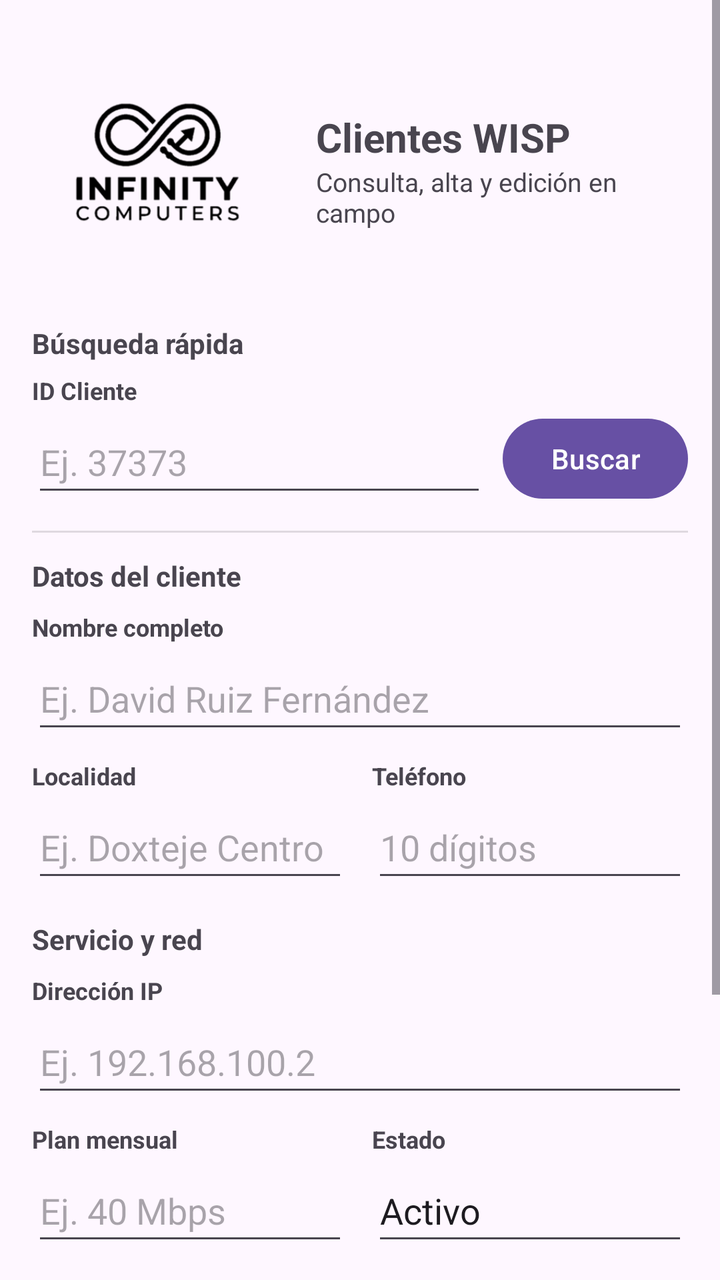
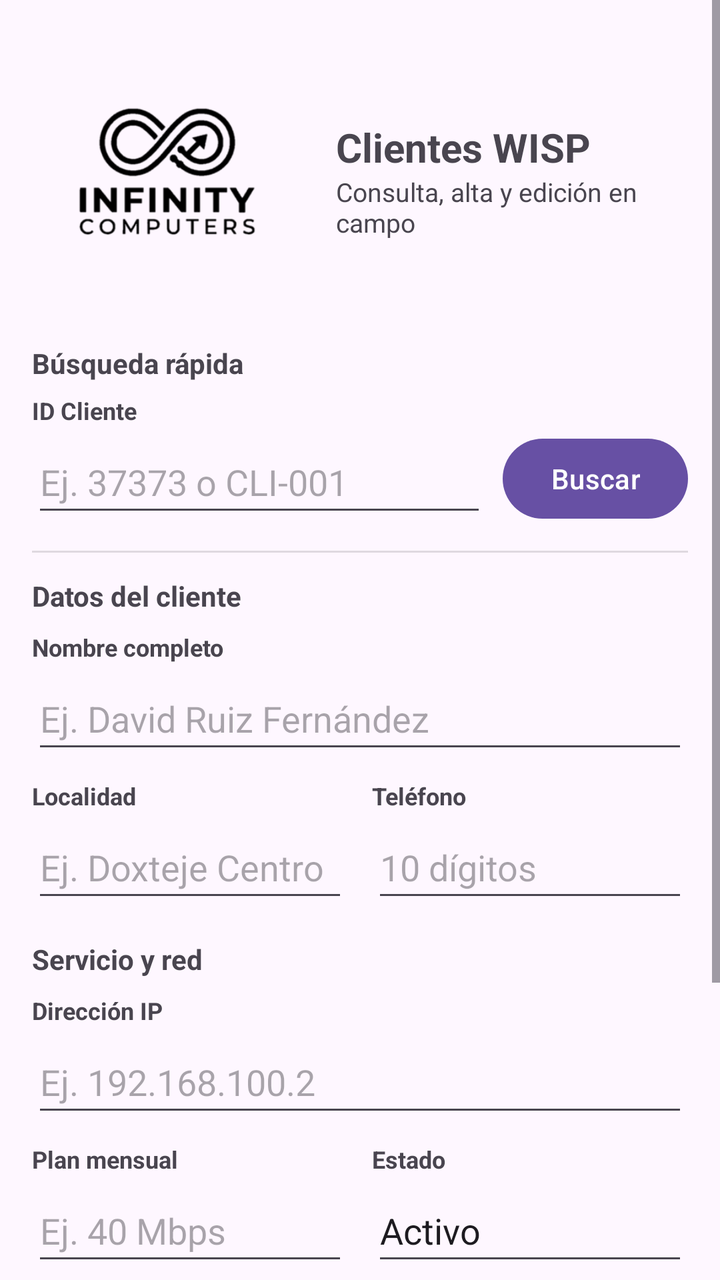

An Android layout rendered at two revisions. The XML below is the earlier revision; the diff shows what the commit changed to produce the second picture.
<!-- AndroidManifest.xml: application theme Theme.Infinitycomputers -->
<!-- res/layout/activity_crud_clientes.xml -->
<?xml version="1.0" encoding="utf-8"?>
<ScrollView xmlns:android="http://schemas.android.com/apk/res/android"
    android:id="@+id/mainCrudClientes"
    android:layout_width="match_parent"
    android:layout_height="match_parent"
    android:fillViewport="true">

    <LinearLayout
        android:layout_width="match_parent"
        android:layout_height="wrap_content"
        android:orientation="vertical"
        android:padding="16dp">

        
        <LinearLayout
            android:id="@+id/layoutHeaderCrud"
            android:layout_width="match_parent"
            android:layout_height="wrap_content"
            android:gravity="center_vertical"
            android:orientation="horizontal"
            android:paddingTop="4dp"
            android:paddingBottom="12dp">

            <ImageView
                android:id="@+id/ivLogoEmpresa"
                android:layout_width="130dp"
                android:layout_height="130dp"
                android:contentDescription="Logo de InfinityComputers"
                android:scaleType="fitCenter"
                android:src="@drawable/logo" />

            <LinearLayout
                android:layout_width="0dp"
                android:layout_height="wrap_content"
                android:layout_marginStart="12dp"
                android:layout_weight="1"
                android:orientation="vertical">

                <TextView
                    android:id="@+id/tvTituloCrud"
                    android:layout_width="match_parent"
                    android:layout_height="wrap_content"
                    android:text="Clientes WISP"
                    android:textSize="20sp"
                    android:textStyle="bold" />

                <TextView
                    android:id="@+id/tvSubtituloCrud"
                    android:layout_width="match_parent"
                    android:layout_height="wrap_content"
                    android:text="Consulta, alta y edición en campo"
                    android:textSize="13sp" />
            </LinearLayout>
        </LinearLayout>

        
        <LinearLayout
            android:id="@+id/layoutBusquedaRapida"
            android:layout_width="match_parent"
            android:layout_height="wrap_content"
            android:orientation="vertical"
            android:paddingBottom="12dp">

            <TextView
                android:layout_width="match_parent"
                android:layout_height="wrap_content"
                android:text="Búsqueda rápida"
                android:textSize="14sp"
                android:textStyle="bold" />

            <TextView
                android:layout_width="match_parent"
                android:layout_height="wrap_content"
                android:layout_marginTop="6dp"
                android:text="ID Cliente"
                android:textSize="12sp"
                android:textStyle="bold" />

            <LinearLayout
                android:layout_width="match_parent"
                android:layout_height="wrap_content"
                android:layout_marginTop="2dp"
                android:gravity="center_vertical"
                android:orientation="horizontal">

                <EditText
                    android:id="@+id/etIdCliente"
                    android:layout_width="0dp"
                    android:layout_height="48dp"
                    android:layout_marginEnd="8dp"
                    android:layout_weight="1"
                    android:hint="Ej. 37373"
                    android:inputType="text"
                    android:maxLines="1" />

                <Button
                    android:id="@+id/btnBuscarCrud"
                    android:layout_width="wrap_content"
                    android:layout_height="48dp"
                    android:maxLines="1"
                    android:text="Buscar" />
            </LinearLayout>
        </LinearLayout>

        <View
            android:layout_width="match_parent"
            android:layout_height="1dp"
            android:layout_marginBottom="12dp"
            android:background="?android:attr/listDivider" />

        
        <TextView
            android:layout_width="match_parent"
            android:layout_height="wrap_content"
            android:text="Datos del cliente"
            android:textSize="14sp"
            android:textStyle="bold" />

        <TextView
            android:layout_width="match_parent"
            android:layout_height="wrap_content"
            android:layout_marginTop="8dp"
            android:text="Nombre completo"
            android:textSize="12sp"
            android:textStyle="bold" />

        <EditText
            android:id="@+id/etNombreCompleto"
            android:layout_width="match_parent"
            android:layout_height="48dp"
            android:layout_marginTop="2dp"
            android:hint="Ej. David Ruiz Fernández"
            android:inputType="textPersonName"
            android:maxLines="1" />

        <LinearLayout
            android:layout_width="match_parent"
            android:layout_height="wrap_content"
            android:layout_marginTop="8dp"
            android:orientation="horizontal">

            <LinearLayout
                android:layout_width="0dp"
                android:layout_height="wrap_content"
                android:layout_marginEnd="6dp"
                android:layout_weight="1"
                android:orientation="vertical">

                <TextView
                    android:layout_width="match_parent"
                    android:layout_height="wrap_content"
                    android:text="Localidad"
                    android:textSize="12sp"
                    android:textStyle="bold" />

                <EditText
                    android:id="@+id/etLocalidad"
                    android:layout_width="match_parent"
                    android:layout_height="48dp"
                    android:layout_marginTop="2dp"
                    android:hint="Ej. Doxteje Centro"
                    android:inputType="text"
                    android:maxLines="1" />
            </LinearLayout>

            <LinearLayout
                android:layout_width="0dp"
                android:layout_height="wrap_content"
                android:layout_marginStart="6dp"
                android:layout_weight="1"
                android:orientation="vertical">

                <TextView
                    android:layout_width="match_parent"
                    android:layout_height="wrap_content"
                    android:text="Teléfono"
                    android:textSize="12sp"
                    android:textStyle="bold" />

                <EditText
                    android:id="@+id/etTelefono"
                    android:layout_width="match_parent"
                    android:layout_height="48dp"
                    android:layout_marginTop="2dp"
                    android:hint="10 dígitos"
                    android:inputType="phone"
                    android:maxLines="1" />
            </LinearLayout>
        </LinearLayout>

        
        <TextView
            android:layout_width="match_parent"
            android:layout_height="wrap_content"
            android:layout_marginTop="14dp"
            android:text="Servicio y red"
            android:textSize="14sp"
            android:textStyle="bold" />

        <TextView
            android:layout_width="match_parent"
            android:layout_height="wrap_content"
            android:layout_marginTop="8dp"
            android:text="Dirección IP"
            android:textSize="12sp"
            android:textStyle="bold" />

        <EditText
            android:id="@+id/etDireccionIp"
            android:layout_width="match_parent"
            android:layout_height="48dp"
            android:layout_marginTop="2dp"
            android:hint="Ej. 192.168.100.2"
            android:inputType="text"
            android:maxLines="1" />

        <LinearLayout
            android:layout_width="match_parent"
            android:layout_height="wrap_content"
            android:layout_marginTop="8dp"
            android:orientation="horizontal">

            <LinearLayout
                android:layout_width="0dp"
                android:layout_height="wrap_content"
                android:layout_marginEnd="6dp"
                android:layout_weight="1"
                android:orientation="vertical">

                <TextView
                    android:layout_width="match_parent"
                    android:layout_height="wrap_content"
                    android:text="Plan mensual"
                    android:textSize="12sp"
                    android:textStyle="bold" />

                <EditText
                    android:id="@+id/etPlanMensual"
                    android:layout_width="match_parent"
                    android:layout_height="48dp"
                    android:layout_marginTop="2dp"
                    android:hint="Ej. 40 Mbps"
                    android:inputType="text"
                    android:maxLines="1" />
            </LinearLayout>

            <LinearLayout
                android:layout_width="0dp"
                android:layout_height="wrap_content"
                android:layout_marginStart="6dp"
                android:layout_weight="1"
                android:orientation="vertical">

                <TextView
                    android:layout_width="match_parent"
                    android:layout_height="wrap_content"
                    android:text="Estado"
                    android:textSize="12sp"
                    android:textStyle="bold" />

                <EditText
                    android:id="@+id/etEstadoServicio"
                    android:layout_width="match_parent"
                    android:layout_height="48dp"
                    android:layout_marginTop="2dp"
                    android:hint="Activo / Suspendido"
                    android:inputType="text"
                    android:maxLines="1"
                    android:text="Activo" />
            </LinearLayout>
        </LinearLayout>

        
        <LinearLayout
            android:layout_width="match_parent"
            android:layout_height="wrap_content"
            android:layout_marginTop="16dp"
            android:orientation="horizontal">

            <Button
                android:id="@+id/btnGuardarCrud"
                android:layout_width="0dp"
                android:layout_height="48dp"
                android:layout_marginEnd="6dp"
                android:layout_weight="1"
                android:maxLines="1"
                android:text="Guardar" />

            <Button
                android:id="@+id/btnActualizarCrud"
                android:layout_width="0dp"
                android:layout_height="48dp"
                android:layout_marginStart="6dp"
                android:layout_weight="1"
                android:maxLines="1"
                android:text="Actualizar" />
        </LinearLayout>

        
        <LinearLayout
            android:layout_width="match_parent"
            android:layout_height="wrap_content"
            android:layout_marginTop="10dp"
            android:orientation="horizontal">

            <Button
                android:id="@+id/btnLimpiarCrud"
                style="@style/Widget.MaterialComponents.Button.OutlinedButton"
                android:layout_width="0dp"
                android:layout_height="48dp"
                android:layout_marginEnd="6dp"
                android:layout_weight="1"
                android:maxLines="1"
                android:text="Limpiar" />

            <Button
                android:id="@+id/btnEliminarCrud"
                style="@style/Widget.MaterialComponents.Button.OutlinedButton"
                android:layout_width="0dp"
                android:layout_height="48dp"
                android:layout_marginStart="6dp"
                android:layout_weight="1"
                android:maxLines="1"
                android:text="Eliminar" />


        </LinearLayout>

        
        <Button
            android:id="@+id/btnVolverPanel"
            android:layout_width="match_parent"
            android:layout_height="48dp"
            android:layout_marginTop="10dp"
            android:maxLines="1"
            android:text="Volver al panel" />

    </LinearLayout>
</ScrollView>
<!-- resources referenced by this layout -->
<resources>
  <!-- drawable logo: png bitmap (drawable, 15486 bytes) -->
  <style name="Theme.Infinitycomputers" parent="Base.Theme.Infinitycomputers" />
  <style name="Base.Theme.Infinitycomputers" parent="Theme.Material3.DayNight.NoActionBar">
          
          
      </style>
</resources>

<!-- the commit's change to res/layout/activity_crud_clientes.xml (unified diff, before → after) -->
@@ -23,9 +23,9 @@
 
             <ImageView
                 android:id="@+id/ivLogoEmpresa"
-                android:layout_width="130dp"
-                android:layout_height="130dp"
-                android:contentDescription="Logo de InfinityComputers"
+                android:layout_width="140dp"
+                android:layout_height="140dp"
+                android:contentDescription="@string/desc_logo_empresa"
                 android:scaleType="fitCenter"
                 android:src="@drawable/logo" />
 
@@ -40,7 +40,7 @@
                     android:id="@+id/tvTituloCrud"
                     android:layout_width="match_parent"
                     android:layout_height="wrap_content"
-                    android:text="Clientes WISP"
+                    android:text="@string/titulo_crud_clientes"
                     android:textSize="20sp"
                     android:textStyle="bold" />
 
@@ -48,7 +48,7 @@
                     android:id="@+id/tvSubtituloCrud"
                     android:layout_width="match_parent"
                     android:layout_height="wrap_content"
-                    android:text="Consulta, alta y edición en campo"
+                    android:text="@string/subtitulo_crud_clientes"
                     android:textSize="13sp" />
             </LinearLayout>
         </LinearLayout>
@@ -64,7 +64,7 @@
             <TextView
                 android:layout_width="match_parent"
                 android:layout_height="wrap_content"
-                android:text="Búsqueda rápida"
+                android:text="@string/seccion_busqueda_rapida"
                 android:textSize="14sp"
                 android:textStyle="bold" />
 
@@ -72,7 +72,7 @@
                 android:layout_width="match_parent"
                 android:layout_height="wrap_content"
                 android:layout_marginTop="6dp"
-                android:text="ID Cliente"
+                android:text="@string/label_id_cliente"
                 android:textSize="12sp"
                 android:textStyle="bold" />
 
@@ -89,7 +89,7 @@
                     android:layout_height="48dp"
                     android:layout_marginEnd="8dp"
                     android:layout_weight="1"
-                    android:hint="Ej. 37373"
+                    android:hint="@string/hint_id_cliente"
                     android:inputType="text"
                     android:maxLines="1" />
 
@@ -98,7 +98,7 @@
                     android:layout_width="wrap_content"
                     android:layout_height="48dp"
                     android:maxLines="1"
-                    android:text="Buscar" />
+                    android:text="@string/btn_buscar_cliente" />
             </LinearLayout>
         </LinearLayout>
 
@@ -112,7 +112,7 @@
         <TextView
             android:layout_width="match_parent"
             android:layout_height="wrap_content"
-            android:text="Datos del cliente"
+            android:text="@string/seccion_datos_cliente"
             android:textSize="14sp"
             android:textStyle="bold" />
 
@@ -120,7 +120,7 @@
             android:layout_width="match_parent"
             android:layout_height="wrap_content"
             android:layout_marginTop="8dp"
-            android:text="Nombre completo"
+            android:text="@string/label_nombre_completo"
             android:textSize="12sp"
             android:textStyle="bold" />
 
@@ -129,7 +129,7 @@
             android:layout_width="match_parent"
             android:layout_height="48dp"
             android:layout_marginTop="2dp"
-            android:hint="Ej. David Ruiz Fernández"
+            android:hint="@string/hint_nombre_completo"
             android:inputType="textPersonName"
             android:maxLines="1" />
 
@@ -149,7 +149,7 @@
                 <TextView
                     android:layout_width="match_parent"
                     android:layout_height="wrap_content"
-                    android:text="Localidad"
+                    android:text="@string/label_localidad"
                     android:textSize="12sp"
                     android:textStyle="bold" />
 
@@ -158,7 +158,7 @@
                     android:layout_width="match_parent"
                     android:layout_height="48dp"
                     android:layout_marginTop="2dp"
-                    android:hint="Ej. Doxteje Centro"
+                    android:hint="@string/hint_localidad"
                     android:inputType="text"
                     android:maxLines="1" />
             </LinearLayout>
@@ -173,7 +173,7 @@
                 <TextView
                     android:layout_width="match_parent"
                     android:layout_height="wrap_content"
-                    android:text="Teléfono"
+                    android:text="@string/label_telefono"
                     android:textSize="12sp"
                     android:textStyle="bold" />
 
@@ -182,7 +182,7 @@
                     android:layout_width="match_parent"
                     android:layout_height="48dp"
                     android:layout_marginTop="2dp"
-                    android:hint="10 dígitos"
+                    android:hint="@string/hint_telefono"
                     android:inputType="phone"
                     android:maxLines="1" />
             </LinearLayout>
@@ -193,7 +193,7 @@
             android:layout_width="match_parent"
             android:layout_height="wrap_content"
             android:layout_marginTop="14dp"
-            android:text="Servicio y red"
+            android:text="@string/seccion_servicio_red"
             android:textSize="14sp"
             android:textStyle="bold" />
 
@@ -201,7 +201,7 @@
             android:layout_width="match_parent"
             android:layout_height="wrap_content"
             android:layout_marginTop="8dp"
-            android:text="Dirección IP"
+            android:text="@string/label_direccion_ip"
             android:textSize="12sp"
             android:textStyle="bold" />
 
@@ -210,7 +210,7 @@
             android:layout_width="match_parent"
             android:layout_height="48dp"
             android:layout_marginTop="2dp"
-            android:hint="Ej. 192.168.100.2"
+            android:hint="@string/hint_direccion_ip"
             android:inputType="text"
             android:maxLines="1" />
 
@@ -230,7 +230,7 @@
                 <TextView
                     android:layout_width="match_parent"
                     android:layout_height="wrap_content"
-                    android:text="Plan mensual"
+                    android:text="@string/label_plan_mensual"
                     android:textSize="12sp"
                     android:textStyle="bold" />
 
@@ -239,7 +239,7 @@
                     android:layout_width="match_parent"
                     android:layout_height="48dp"
                     android:layout_marginTop="2dp"
-                    android:hint="Ej. 40 Mbps"
+                    android:hint="@string/hint_plan_mensual"
                     android:inputType="text"
                     android:maxLines="1" />
             </LinearLayout>
@@ -254,7 +254,7 @@
                 <TextView
                     android:layout_width="match_parent"
                     android:layout_height="wrap_content"
-                    android:text="Estado"
+                    android:text="@string/label_estado_servicio"
                     android:textSize="12sp"
                     android:textStyle="bold" />
 
@@ -263,10 +263,10 @@
                     android:layout_width="match_parent"
                     android:layout_height="48dp"
                     android:layout_marginTop="2dp"
-                    android:hint="Activo / Suspendido"
+                    android:hint="@string/hint_estado_servicio"
                     android:inputType="text"
                     android:maxLines="1"
-                    android:text="Activo" />
+                    android:text="@string/estado_activo" />
             </LinearLayout>
         </LinearLayout>
 
@@ -284,7 +284,7 @@
                 android:layout_marginEnd="6dp"
                 android:layout_weight="1"
                 android:maxLines="1"
-                android:text="Guardar" />
+                android:text="@string/btn_guardar_cliente" />
 
             <Button
                 android:id="@+id/btnActualizarCrud"
@@ -293,7 +293,7 @@
                 android:layout_marginStart="6dp"
                 android:layout_weight="1"
                 android:maxLines="1"
-                android:text="Actualizar" />
+                android:text="@string/btn_actualizar_cliente" />
         </LinearLayout>
 
         
@@ -311,7 +311,7 @@
                 android:layout_marginEnd="6dp"
                 android:layout_weight="1"
                 android:maxLines="1"
-                android:text="Limpiar" />
+                android:text="@string/btn_limpiar_campos" />
 
             <Button
                 android:id="@+id/btnEliminarCrud"
@@ -321,9 +321,7 @@
                 android:layout_marginStart="6dp"
                 android:layout_weight="1"
                 android:maxLines="1"
-                android:text="Eliminar" />
-
-
+                android:text="@string/btn_eliminar_cliente" />
         </LinearLayout>
 
         
@@ -333,7 +331,7 @@
             android:layout_height="48dp"
             android:layout_marginTop="10dp"
             android:maxLines="1"
-            android:text="Volver al panel" />
+            android:text="@string/btn_volver_panel" />
 
     </LinearLayout>
 </ScrollView>
<!-- resource entries referenced after the edit -->
@@ -1,6 +1,33 @@
 <!-- resources referenced by this layout -->
 <resources>
   <!-- drawable logo: png bitmap (drawable, 15486 bytes) -->
+  <string name="btn_actualizar_cliente">Actualizar</string>
+  <string name="btn_buscar_cliente">Buscar</string>
+  <string name="btn_eliminar_cliente">Eliminar</string>
+  <string name="btn_guardar_cliente">Guardar</string>
+  <string name="btn_limpiar_campos">Limpiar</string>
+  <string name="btn_volver_panel">Volver al panel</string>
+  <string name="desc_logo_empresa">Logo de InfinityComputers</string>
+  <string name="estado_activo">Activo</string>
+  <string name="hint_direccion_ip">Ej. 192.168.100.2</string>
+  <string name="hint_estado_servicio">Activo / Suspendido</string>
+  <string name="hint_id_cliente">Ej. 37373 o CLI-001</string>
+  <string name="hint_localidad">Ej. Doxteje Centro</string>
+  <string name="hint_nombre_completo">Ej. David Ruiz Fernández</string>
+  <string name="hint_plan_mensual">Ej. 40 Mbps</string>
+  <string name="hint_telefono">10 dígitos</string>
+  <string name="label_direccion_ip">Dirección IP</string>
+  <string name="label_estado_servicio">Estado</string>
+  <string name="label_id_cliente">ID Cliente</string>
+  <string name="label_localidad">Localidad</string>
+  <string name="label_nombre_completo">Nombre completo</string>
+  <string name="label_plan_mensual">Plan mensual</string>
+  <string name="label_telefono">Teléfono</string>
+  <string name="seccion_busqueda_rapida">Búsqueda rápida</string>
+  <string name="seccion_datos_cliente">Datos del cliente</string>
+  <string name="seccion_servicio_red">Servicio y red</string>
+  <string name="subtitulo_crud_clientes">Consulta, alta y edición en campo</string>
+  <string name="titulo_crud_clientes">Clientes WISP</string>
   <style name="Theme.Infinitycomputers" parent="Base.Theme.Infinitycomputers" />
   <style name="Base.Theme.Infinitycomputers" parent="Theme.Material3.DayNight.NoActionBar">
           
